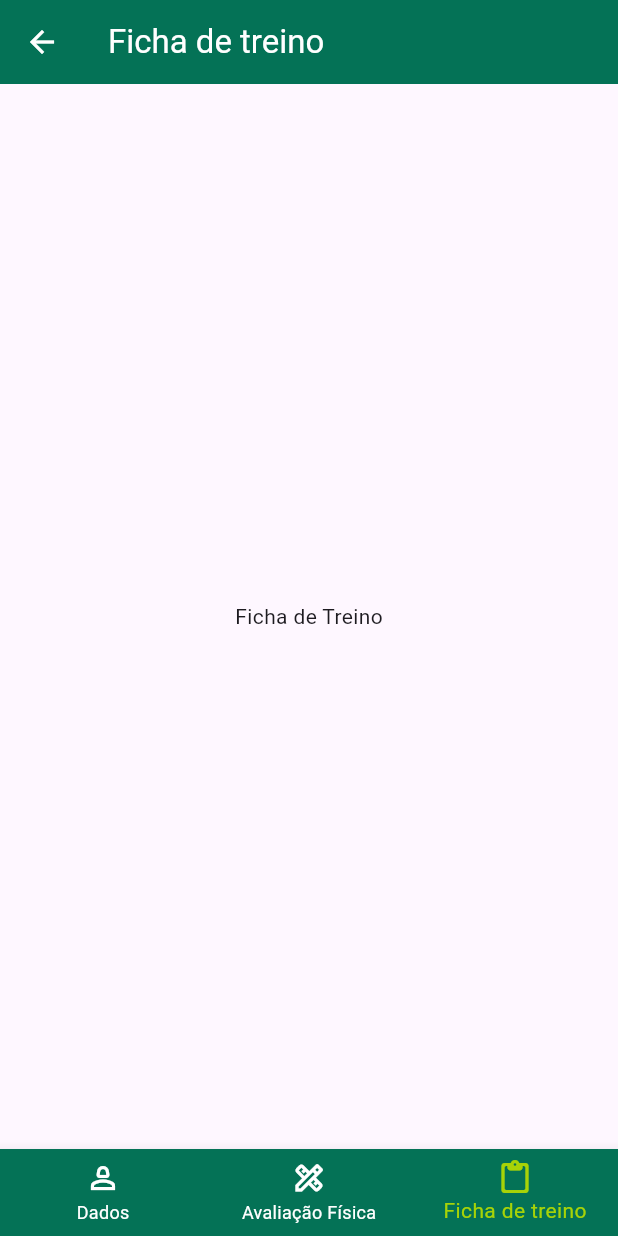
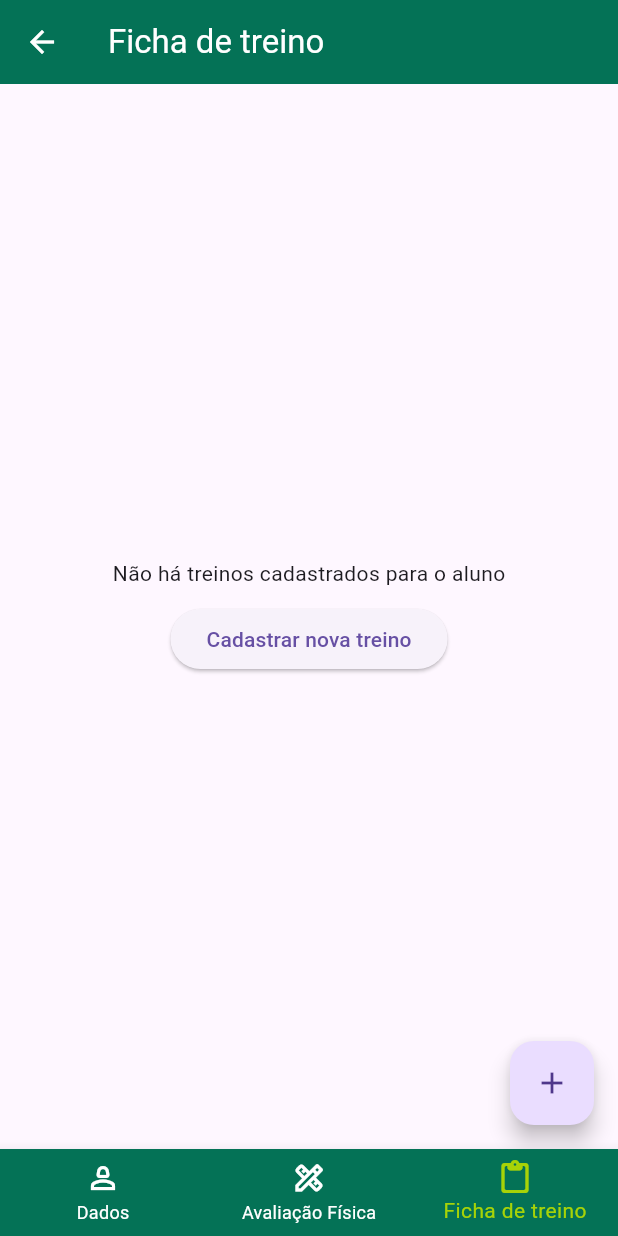
Before and after one commit to paulo0301/app_personal, a Flutter app: the TabsScreen screen opened directly with empty values, item 3 of the bottom bar chosen, on a phone screen of 412 x 824 dp. Run offline on Flutter 3.47's test engine with Material 3 defaults, Android fonts, the phone set to English and light mode, and no system bars; network calls fail.

Commit message:
feat: cadastro e detalhes de treino e ficha de treino finalizados; inserção de exercicios em arquivo data e página para detalhar exercicios inserida

```diff
--- a/lib/models/exercicio.dart
+++ b/lib/models/exercicio.dart
@@ -1,13 +1,20 @@
+import 'package:flutter/material.dart';
+
 class Exercicio {
   final String id;
   final String titulo;
   final int series;
   final int repeticoes;
+  final String? execucao;
+  final String descricao;
+  final String grupoMuscular;
 
-  Exercicio({
-    required this.id,
-    required this.titulo,
-    required this.series,
-    required this.repeticoes,
-  });
+  Exercicio(
+      {required this.id,
+      required this.titulo,
+      required this.series,
+      required this.repeticoes,
+      required this.descricao,
+      required this.grupoMuscular,
+      this.execucao});
 }
--- a/lib/models/ficha_treino.dart
+++ b/lib/models/ficha_treino.dart
@@ -3,12 +3,14 @@ import 'package:app_personal/models/treino.dart';
 
 class FichaDeTreino {
   final String id;
-  final String titulo;
   late final Aluno aluno;
-  final List<Treino> treinos = [];
+  List<Treino> treinos = [];
 
   FichaDeTreino({
     required this.id,
-    required this.titulo,
   });
+
+  void adicionarTreino(Treino treino) {
+    this.treinos.add(treino);
+  }
 }
--- a/lib/models/treino.dart
+++ b/lib/models/treino.dart
@@ -3,10 +3,12 @@ import 'package:app_personal/models/exercicio.dart';
 class Treino {
   final String id;
   final String titulo;
-  List<Exercicio> exercicios = [];
+  final String grupoMuscular;
+  List<Exercicio> exercicios;
 
-  Treino({
-    required this.id,
-    required this.titulo,
-  });
+  Treino(
+      {required this.id,
+      required this.titulo,
+      required this.exercicios,
+      required this.grupoMuscular});
 }
--- a/lib/screens/ficha_treino_screen.dart
+++ b/lib/screens/ficha_treino_screen.dart
@@ -1,23 +1,104 @@
+import 'dart:math';
+
+import 'package:app_personal/components/formTreino.dart';
+import 'package:app_personal/models/ficha_treino.dart';
+import 'package:app_personal/screens/dados_treino.dart';
 import 'package:flutter/material.dart';
 
+import '../models/aluno.dart';
+import '../models/exercicio.dart';
+import '../models/treino.dart';
+
 class FichaTreino extends StatefulWidget {
-  const FichaTreino({super.key});
+  FichaDeTreino fichaDeTreino;
+  FichaTreino({required this.fichaDeTreino});
 
   @override
   State<FichaTreino> createState() => _FichaTreinoState();
 }
 
 class _FichaTreinoState extends State<FichaTreino> {
+  List<Treino> treinos = [];
+  @override
+  void initState() {
+    super.initState();
+    treinos = widget.fichaDeTreino.treinos;
+  }
+
+  _adicionarTreino(
+      String titulo, String grupoMuscular, List<Exercicio> exercicios) {
+    Treino treino = new Treino(
+        id: ('ft${Random().nextInt(9999)}'),
+        titulo: titulo,
+        grupoMuscular: grupoMuscular,
+        exercicios: exercicios);
+    setState(() {
+      widget.fichaDeTreino.adicionarTreino(treino);
+    });
+  }
+
+  _openFormTreino(BuildContext context) {
+    Navigator.push(context, MaterialPageRoute(builder: (_) {
+      return formTreino(onSubmit: _adicionarTreino);
+    }));
+  }
+
+  _openTreinoDetail(BuildContext context, Treino treino) {
+    Navigator.push(context, MaterialPageRoute(builder: (_) {
+      return dadosTreino(treino: treino);
+    }));
+  }
+
+  _createTreinoCard(Treino treino) {
+    return Card(
+      child: ListTile(
+        onTap: () {
+          _openTreinoDetail(context, treino);
+        },
+        //leading: Icon(Icons.list_alt),
+        title: Text(treino.titulo),
+        subtitle: Text("Grupos musculares: ${treino.grupoMuscular}"),
+        trailing: Icon(Icons.search),
+      ),
+    );
+  }
+
   @override
   Widget build(BuildContext context) {
-    return const Scaffold(
-      body: Center(
-        child: Column(
-          mainAxisAlignment: MainAxisAlignment.center,
-          children: [
-            Text("Ficha de Treino"),
-          ],
-        ),
+    return Scaffold(
+      body: treinos.isEmpty
+          ? Center(
+              child: Column(
+                mainAxisAlignment: MainAxisAlignment.center,
+                crossAxisAlignment: CrossAxisAlignment.center,
+                children: [
+                  Text("Não há treinos cadastrados para o aluno"),
+                  SizedBox(height: 10),
+                  ElevatedButton(
+                    onPressed: () {
+                      _openFormTreino(context);
+                    },
+                    child: Text("Cadastrar nova treino"),
+                  ),
+                ],
+              ),
+            )
+          : Expanded(
+              child: Padding(
+                padding: EdgeInsets.all(10),
+                child: ListView.builder(
+                  itemCount: treinos.length,
+                  itemBuilder: (treino, index) {
+                    return _createTreinoCard(treinos[index]);
+                  },
+                ),
+              ),
+            ),
+      floatingActionButton: FloatingActionButton(
+        onPressed: () {
+          _openFormTreino(context);
+        },
+        child: Icon(Icons.add_outlined),
       ),
     );
   }
--- a/lib/screens/home_screen.dart
+++ b/lib/screens/home_screen.dart
@@ -21,16 +21,14 @@ class _HomePageState extends State<HomePage> {
       nome: "Paulo Daniel",
       email: "pdaniel@gmail.com",
       dataNascimento: DateTime(2003, 01, 03),
-      fichaTreino: FichaDeTreino(
-          id: ('ft${Random().nextInt(9999)}'), titulo: "Ficha 01"),
+      fichaTreino: FichaDeTreino(id: ('ft${Random().nextInt(9999)}')),
     ),
     Aluno(
       id: 'a2',
       nome: "Lucas Albert",
       email: "lulubert@gmail.com",
       dataNascimento: DateTime(2006, 05, 10),
-      fichaTreino: FichaDeTreino(
-          id: ('ft${Random().nextInt(9999)}'), titulo: "Ficha 01"),
+      fichaTreino: FichaDeTreino(id: ('ft${Random().nextInt(9999)}')),
     ),
   ];
 
@@ -63,7 +61,7 @@ class _HomePageState extends State<HomePage> {
 
   _addAluno(String nome, String email, DateTime dataNascimento) {
     FichaDeTreino fichaDeTreino =
-        FichaDeTreino(id: ('ft${Random().nextInt(9999)}'), titulo: "Ficha 01");
+        FichaDeTreino(id: ('ft${Random().nextInt(9999)}'));
     Aluno newAluno = Aluno(
         id: ('a${Random().nextInt(9999)}'),
         nome: nome,
--- a/lib/screens/tabs_screen.dart
+++ b/lib/screens/tabs_screen.dart
@@ -42,7 +42,7 @@ class _TabsScreenState extends State<TabsScreen> {
         onSave: widget.onSave,
       ),
       AvaliacoesFisica(aluno: widget.aluno),
-      FichaTreino()
+      FichaTreino(fichaDeTreino: widget.aluno.fichaTreino)
     ];
   }
 
```
Also changed, not shown: lib/components/formTreino.dart (added, +117 -0 lines), lib/data/data.dart (added, +51 -0 lines), lib/screens/dados_exercicio.dart (added, +76 -0 lines), lib/screens/dados_treino.dart (added, +122 -0 lines), assets/supino.webp (added), flutter_01.png (added).
